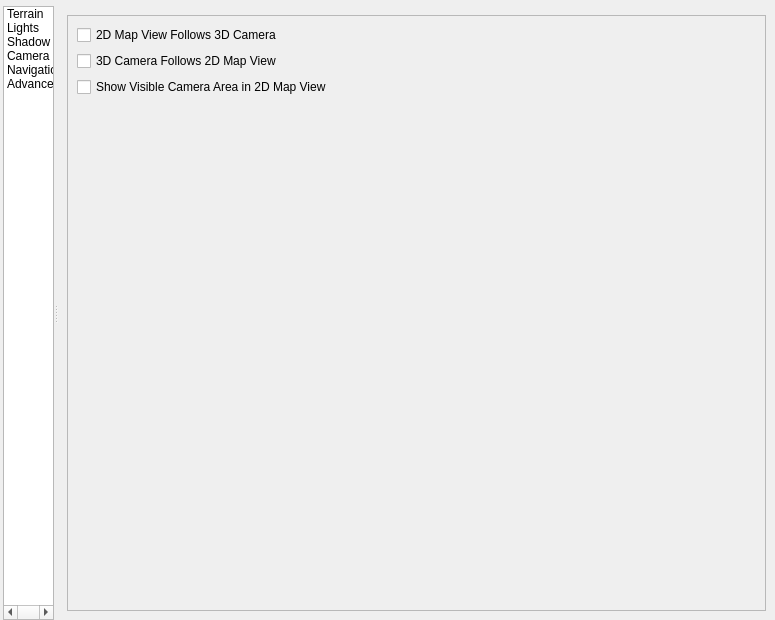
This is src/ui/3d/map3dconfigwidget.ui in qgis/QGIS as Qt 5 draws it before an edit. The edited form follows.
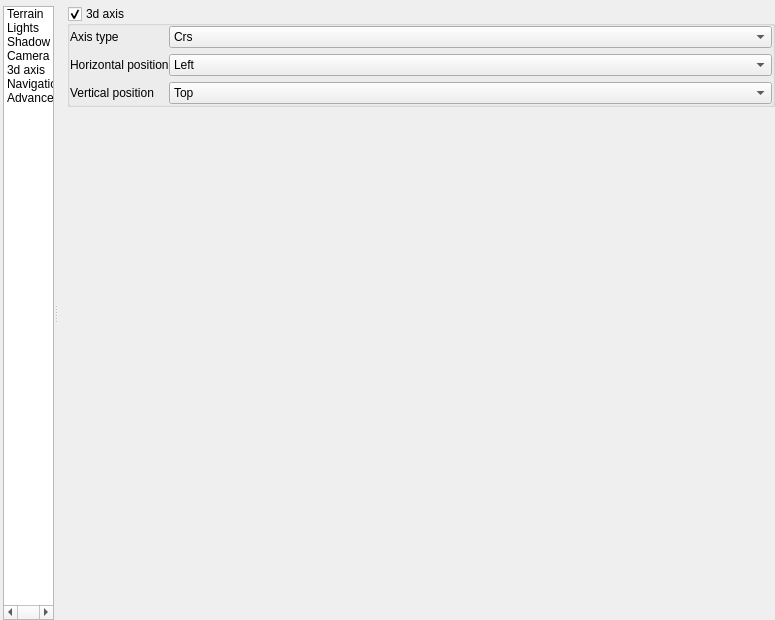
This is the edited form. Icons and pictures are not drawn. Custom widgets are drawn as their Qt base class.

Commit message:
add new 3Daxis option page in 3d settings
* add Qgs3DAxisSettings class to handle 3d axis parameters
* remove 3daxis configuration from 3d navigation widget

Patch:
```diff
--- a/src/ui/3d/map3dconfigwidget.ui
+++ b/src/ui/3d/map3dconfigwidget.ui
@@ -134,6 +134,15 @@
             <normaloff>:/images/themes/default/mIconCamera.svg</normaloff>:/images/themes/default/mIconCamera.svg</iconset>
           </property>
          </item>
+         <item>
+          <property name="text">
+           <string>3d axis</string>
+          </property>
+          <property name="icon">
+           <iconset resource="../../../images/images.qrc">
+            <normaloff>:/images/themes/default/mIcon3dAxis.svg</normaloff>:/images/themes/default/mIcon3dAxis.svg</iconset>
+          </property>
+         </item>
          <item>
           <property name="text">
            <string>Navigation sync</string>
@@ -715,6 +724,169 @@
            </item>
           </layout>
          </widget>
+         <widget class="QWidget" name="mPage3dAxis">
+          <layout class="QVBoxLayout" name="verticalLayout_162">
+           <property name="topMargin">
+            <number>0</number>
+           </property>
+           <property name="rightMargin">
+            <number>0</number>
+           </property>
+           <property name="bottomMargin">
+            <number>0</number>
+           </property>
+           <item>
+            <widget class="QScrollArea" name="scrollArea3dAxis">
+             <property name="frameShape">
+              <enum>QFrame::NoFrame</enum>
+             </property>
+             <property name="widgetResizable">
+              <bool>true</bool>
+             </property>
+             <widget class="QWidget" name="scrollArea3dAxisContents">
+              <property name="geometry">
+               <rect>
+                <x>0</x>
+                <y>0</y>
+                <width>717</width>
+                <height>604</height>
+               </rect>
+              </property>
+              <layout class="QVBoxLayout" name="gridLayout_77">
+               <property name="leftMargin">
+                <number>0</number>
+               </property>
+               <property name="topMargin">
+                <number>0</number>
+               </property>
+               <property name="rightMargin">
+                <number>0</number>
+               </property>
+               <property name="bottomMargin">
+                <number>0</number>
+               </property>
+               <item>
+                <widget class="QGroupBox" name="mGroupBox3dAxis">
+                 <property name="title">
+                  <string>3d axis</string>
+                 </property>
+                 <property name="checkable">
+                  <bool>true</bool>
+                 </property>
+                 <layout class="QFormLayout" name="formLayout">
+                  <property name="horizontalSpacing">
+                   <number>0</number>
+                  </property>
+                  <property name="leftMargin">
+                   <number>0</number>
+                  </property>
+                  <property name="topMargin">
+                   <number>0</number>
+                  </property>
+                  <property name="rightMargin">
+                   <number>0</number>
+                  </property>
+                  <property name="bottomMargin">
+                   <number>0</number>
+                  </property>
+                  <item row="0" column="0">
+                   <widget class="QLabel" name="mLabel3dAxisType">
+                    <property name="text">
+                     <string>Axis type</string>
+                    </property>
+                    <property name="buddy">
+                     <cstring>mCbo3dAxisType</cstring>
+                    </property>
+                   </widget>
+                  </item>
+                  <item row="0" column="1">
+                   <widget class="QComboBox" name="mCbo3dAxisType">
+                    <item>
+                     <property name="text">
+                      <string comment="0">Crs</string>
+                     </property>
+                    </item>
+                    <item>
+                     <property name="text">
+                      <string comment="1">Cube</string>
+                     </property>
+                    </item>
+                   </widget>
+                  </item>
+                  <item row="1" column="0">
+                   <widget class="QLabel" name="mLabel3dAxisHorizPos">
+                    <property name="text">
+                     <string>Horizontal position</string>
+                    </property>
+                   </widget>
+                  </item>
+                  <item row="1" column="1">
+                   <widget class="QComboBox" name="mCbo3dAxisHorizPos">
+                    <item>
+                     <property name="text">
+                      <string>Left</string>
+                     </property>
+                    </item>
+                    <item>
+                     <property name="text">
+                      <string>Middle</string>
+                     </property>
+                    </item>
+                    <item>
+                     <property name="text">
+                      <string>Right</string>
+                     </property>
+                    </item>
+                   </widget>
+                  </item>
+                  <item row="2" column="0">
+                   <widget class="QLabel" name="mLabel3dAxisVertPos">
+                    <property name="text">
+                     <string>Vertical position</string>
+                    </property>
+                   </widget>
+                  </item>
+                  <item row="2" column="1">
+                   <widget class="QComboBox" name="mCbo3dAxisVertPos">
+                    <item>
+                     <property name="text">
+                      <string>Top</string>
+                     </property>
+                    </item>
+                    <item>
+                     <property name="text">
+                      <string>Middle</string>
+                     </property>
+                    </item>
+                    <item>
+                     <property name="text">
+                      <string>Bottom</string>
+                     </property>
+                    </item>
+                   </widget>
+                  </item>
+                 </layout>
+                </widget>
+               </item>
+               <item>
+                <spacer name="verticalSpacer_2">
+                 <property name="orientation">
+                  <enum>Qt::Vertical</enum>
+                 </property>
+                 <property name="sizeHint" stdset="0">
+                  <size>
+                   <width>20</width>
+                   <height>40</height>
+                  </size>
+                 </property>
+                </spacer>
+               </item>
+              </layout>
+             </widget>
+            </widget>
+           </item>
+          </layout>
+         </widget>
          <widget class="QWidget" name="mPage2DCanvasSync">
           <layout class="QGridLayout" name="gridLayout_4">
            <item row="0" column="0">
```
The commit also changes 15 other files.
